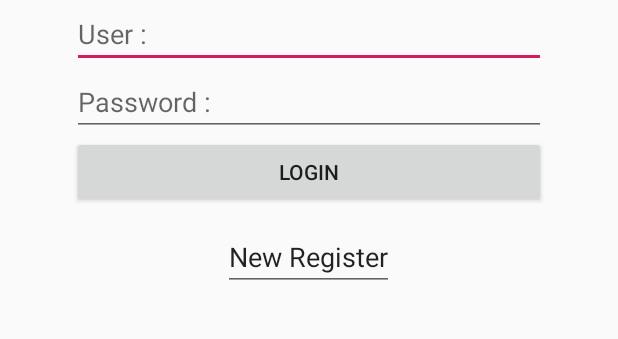
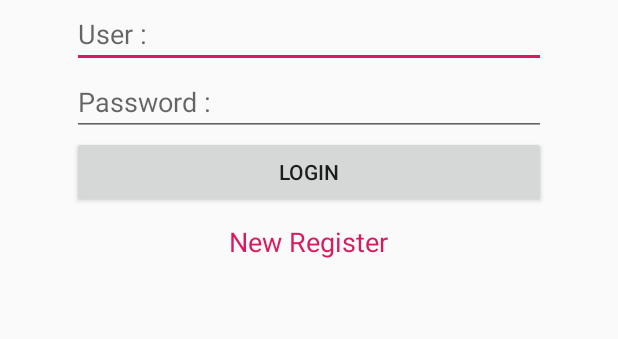
Before and after one commit to phubetKon2328/BSRUservice, an Android app: the screen it shows after launch (MainActivity), on a phone screen of 412 x 824 dp, the part 264-603 px from its top. Run offline under Robolectric (Android 15) with nearby library versions, the phone set to English and light mode, and no system bars.

Commit message:
Finish 26/2/2019

```diff
--- a/app/src/main/java/phubetkongkrit/bsru/ac/th/bsruservice/MainFragment.java
+++ b/app/src/main/java/phubetkongkrit/bsru/ac/th/bsruservice/MainFragment.java
@@ -1,11 +1,14 @@
 package phubetkongkrit.bsru.ac.th.bsruservice;
 
 
+import android.content.Intent;
 import android.os.Bundle;
+import android.support.annotation.Nullable;
 import android.support.v4.app.Fragment;
 import android.view.LayoutInflater;
 import android.view.View;
 import android.view.ViewGroup;
+import android.widget.TextView;
 
 
 /**
@@ -20,6 +23,34 @@ public class MainFragment extends Fragment {
 
 
     @Override
+    public void onActivityCreated(@Nullable Bundle savedInstanceState) {
+        super.onActivityCreated(savedInstanceState);
+
+//        Register Controller
+        registerController();
+
+
+    } //Main Method
+
+    private void registerController() {
+        TextView textView = getView().findViewById(R.id.txtRegister);
+        textView.setOnClickListener(new View.OnClickListener() {
+            @Override
+            public void onClick(View v) {
+
+//                Replace Fragment
+                getActivity()
+                        .getSupportFragmentManager()
+                        .beginTransaction()
+                        .replace(R.id.layoutMainFragment, new RegisterFragment())
+                        .addToBackStack(null)
+                        .commit();
+
+            }
+        });
+    }
+
+    @Override
     public View onCreateView(LayoutInflater inflater, ViewGroup container,
                              Bundle savedInstanceState) {
         // Inflate the layout for this fragment
--- a/app/src/main/res/layout/fragment_main.xml
+++ b/app/src/main/res/layout/fragment_main.xml
@@ -38,7 +38,10 @@
             android:layout_width="match_parent"
             android:layout_height="wrap_content" />
         <!--Register-->
-        <EditText
+        <TextView
+            android:clickable="true"
+            android:id="@+id/txtRegister"
+            android:textColor="@color/colorAccent"
             android:layout_marginTop="10dp"
             android:layout_gravity="center_horizontal"
             android:textSize="18sp"
--- a/app/src/main/res/values/colors.xml
+++ b/app/src/main/res/values/colors.xml
@@ -1,6 +1,6 @@
 <?xml version="1.0" encoding="utf-8"?>
 <resources>
-    <color name="colorPrimary">#008577</color>
-    <color name="colorPrimaryDark">#00574B</color>
+    <color name="colorPrimary">#5efc82</color>
+    <color name="colorPrimaryDark">#009423</color>
     <color name="colorAccent">#D81B60</color>
 </resources>
```
Also changed, not shown: app/src/main/java/phubetkongkrit/bsru/ac/th/bsruservice/RegisterFragment.java (added, +29 -0 lines), app/src/main/res/layout/fragment_register.xml (added, +77 -0 lines).
